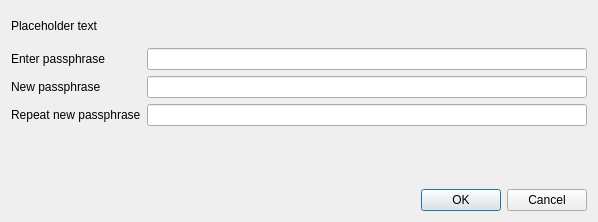
Above: src/qt/forms/askpassphrasedialog.ui from duality-solutions/Dynamic before the change. Below: the same form after it.
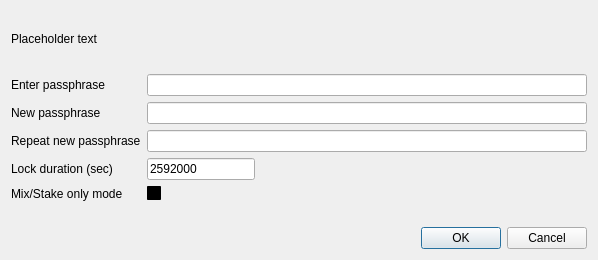
That is the form after the change.

Commit message: [Qt] Unlock for Mix/Stake only

```diff
--- a/src/qt/forms/askpassphrasedialog.ui
+++ b/src/qt/forms/askpassphrasedialog.ui
@@ -7,7 +7,7 @@
     <x>0</x>
     <y>0</y>
     <width>598</width>
-    <height>222</height>
+    <height>260</height>
    </rect>
   </property>
   <property name="sizePolicy">
@@ -92,7 +92,456 @@
        </property>
       </widget>
      </item>
+     <item row="3" column="0">
+      <widget class="QLabel" name="passLabelDuration">
+       <property name="text">
+        <string>Lock duration (sec)</string>
+       </property>
+      </widget>
+     </item>
      <item row="3" column="1">
+      <widget class="QLineEdit" name="passEditDuration">
+       <property name="sizePolicy">
+        <sizepolicy hsizetype="Maximum" vsizetype="Fixed">
+         <horstretch>0</horstretch>
+         <verstretch>0</verstretch>
+        </sizepolicy>
+       </property>
+       <property name="text">
+        <string>2592000</string>
+       </property>
+      </widget>
+     </item>
+     <item row="4" column="0">
+      <widget class="QLabel" name="passLabelMixStakeOnly">
+       <property name="text">
+        <string>Mix/Stake only mode</string>
+       </property>
+      </widget>
+     </item>
+     <item row="4" column="1">
+      <widget class="QCheckBox" name="passCheckBoxMixStakeOnly">
+       <property name="palette">
+        <palette>
+         <active>
+          <colorrole role="WindowText">
+           <brush brushstyle="SolidPattern">
+            <color alpha="255">
+             <red>255</red>
+             <green>255</green>
+             <blue>255</blue>
+            </color>
+           </brush>
+          </colorrole>
+          <colorrole role="Button">
+           <brush brushstyle="SolidPattern">
+            <color alpha="255">
+             <red>0</red>
+             <green>0</green>
+             <blue>0</blue>
+            </color>
+           </brush>
+          </colorrole>
+          <colorrole role="Light">
+           <brush brushstyle="SolidPattern">
+            <color alpha="255">
+             <red>0</red>
+             <green>0</green>
+             <blue>0</blue>
+            </color>
+           </brush>
+          </colorrole>
+          <colorrole role="Midlight">
+           <brush brushstyle="SolidPattern">
+            <color alpha="255">
+             <red>0</red>
+             <green>0</green>
+             <blue>0</blue>
+            </color>
+           </brush>
+          </colorrole>
+          <colorrole role="Dark">
+           <brush brushstyle="SolidPattern">
+            <color alpha="255">
+             <red>0</red>
+             <green>0</green>
+             <blue>0</blue>
+            </color>
+           </brush>
+          </colorrole>
+          <colorrole role="Mid">
+           <brush brushstyle="SolidPattern">
+            <color alpha="255">
+             <red>0</red>
+             <green>0</green>
+             <blue>0</blue>
+            </color>
+           </brush>
+          </colorrole>
+          <colorrole role="Text">
+           <brush brushstyle="SolidPattern">
+            <color alpha="255">
+             <red>255</red>
+             <green>255</green>
+             <blue>255</blue>
+            </color>
+           </brush>
+          </colorrole>
+          <colorrole role="BrightText">
+           <brush brushstyle="SolidPattern">
+            <color alpha="255">
+             <red>255</red>
+             <green>255</green>
+             <blue>255</blue>
+            </color>
+           </brush>
+          </colorrole>
+          <colorrole role="ButtonText">
+           <brush brushstyle="SolidPattern">
+            <color alpha="255">
+             <red>255</red>
+             <green>255</green>
+             <blue>255</blue>
+            </color>
+           </brush>
+          </colorrole>
+          <colorrole role="Base">
+           <brush brushstyle="SolidPattern">
+            <color alpha="255">
+             <red>0</red>
+             <green>0</green>
+             <blue>0</blue>
+            </color>
+           </brush>
+          </colorrole>
+          <colorrole role="Window">
+           <brush brushstyle="SolidPattern">
+            <color alpha="255">
+             <red>0</red>
+             <green>0</green>
+             <blue>0</blue>
+            </color>
+           </brush>
+          </colorrole>
+          <colorrole role="Shadow">
+           <brush brushstyle="SolidPattern">
+            <color alpha="255">
+             <red>0</red>
+             <green>0</green>
+             <blue>0</blue>
+            </color>
+           </brush>
+          </colorrole>
+          <colorrole role="AlternateBase">
+           <brush brushstyle="SolidPattern">
+            <color alpha="255">
+             <red>0</red>
+             <green>0</green>
+             <blue>0</blue>
+            </color>
+           </brush>
+          </colorrole>
+          <colorrole role="ToolTipBase">
+           <brush brushstyle="SolidPattern">
+            <color alpha="255">
+             <red>255</red>
+             <green>255</green>
+             <blue>220</blue>
+            </color>
+           </brush>
+          </colorrole>
+          <colorrole role="ToolTipText">
+           <brush brushstyle="SolidPattern">
+            <color alpha="255">
+             <red>0</red>
+             <green>0</green>
+             <blue>0</blue>
+            </color>
+           </brush>
+          </colorrole>
+         </active>
+         <inactive>
+          <colorrole role="WindowText">
+           <brush brushstyle="SolidPattern">
+            <color alpha="255">
+             <red>255</red>
+             <green>255</green>
+             <blue>255</blue>
+            </color>
+           </brush>
+          </colorrole>
+          <colorrole role="Button">
+           <brush brushstyle="SolidPattern">
+            <color alpha="255">
+             <red>0</red>
+             <green>0</green>
+             <blue>0</blue>
+            </color>
+           </brush>
+          </colorrole>
+          <colorrole role="Light">
+           <brush brushstyle="SolidPattern">
+            <color alpha="255">
+             <red>0</red>
+             <green>0</green>
+             <blue>0</blue>
+            </color>
+           </brush>
+          </colorrole>
+          <colorrole role="Midlight">
+           <brush brushstyle="SolidPattern">
+            <color alpha="255">
+             <red>0</red>
+             <green>0</green>
+             <blue>0</blue>
+            </color>
+           </brush>
+          </colorrole>
+          <colorrole role="Dark">
+           <brush brushstyle="SolidPattern">
+            <color alpha="255">
+             <red>0</red>
+             <green>0</green>
+             <blue>0</blue>
+            </color>
+           </brush>
+          </colorrole>
+          <colorrole role="Mid">
+           <brush brushstyle="SolidPattern">
+            <color alpha="255">
+             <red>0</red>
+             <green>0</green>
+             <blue>0</blue>
+            </color>
+           </brush>
+          </colorrole>
+          <colorrole role="Text">
+           <brush brushstyle="SolidPattern">
+            <color alpha="255">
+             <red>255</red>
+             <green>255</green>
+             <blue>255</blue>
+            </color>
+           </brush>
+          </colorrole>
+          <colorrole role="BrightText">
+           <brush brushstyle="SolidPattern">
+            <color alpha="255">
+             <red>255</red>
+             <green>255</green>
+             <blue>255</blue>
+            </color>
+           </brush>
+          </colorrole>
+          <colorrole role="ButtonText">
+           <brush brushstyle="SolidPattern">
+            <color alpha="255">
+             <red>255</red>
+             <green>255</green>
+             <blue>255</blue>
+            </color>
+           </brush>
+          </colorrole>
+          <colorrole role="Base">
+           <brush brushstyle="SolidPattern">
+            <color alpha="255">
+             <red>0</red>
+             <green>0</green>
+             <blue>0</blue>
+            </color>
+           </brush>
+          </colorrole>
+          <colorrole role="Window">
+           <brush brushstyle="SolidPattern">
+            <color alpha="255">
+             <red>0</red>
+             <green>0</green>
+             <blue>0</blue>
+            </color>
+           </brush>
+          </colorrole>
+          <colorrole role="Shadow">
+           <brush brushstyle="SolidPattern">
+            <color alpha="255">
+             <red>0</red>
+             <green>0</green>
+             <blue>0</blue>
+            </color>
+           </brush>
+          </colorrole>
+          <colorrole role="AlternateBase">
+           <brush brushstyle="SolidPattern">
+            <color alpha="255">
+             <red>0</red>
+             <green>0</green>
+             <blue>0</blue>
+            </color>
+           </brush>
+          </colorrole>
+          <colorrole role="ToolTipBase">
+           <brush brushstyle="SolidPattern">
+            <color alpha="255">
+             <red>255</red>
+             <green>255</green>
+             <blue>220</blue>
+            </color>
+           </brush>
+          </colorrole>
+          <colorrole role="ToolTipText">
+           <brush brushstyle="SolidPattern">
+            <color alpha="255">
+             <red>0</red>
+             <green>0</green>
+             <blue>0</blue>
+            </color>
+           </brush>
+          </colorrole>
+         </inactive>
+         <disabled>
+          <colorrole role="WindowText">
+           <brush brushstyle="SolidPattern">
+            <color alpha="255">
+             <red>0</red>
+             <green>0</green>
+             <blue>0</blue>
+            </color>
+           </brush>
+          </colorrole>
+          <colorrole role="Button">
+           <brush brushstyle="SolidPattern">
+            <color alpha="255">
+             <red>0</red>
+             <green>0</green>
+             <blue>0</blue>
+            </color>
+           </brush>
+          </colorrole>
+          <colorrole role="Light">
+           <brush brushstyle="SolidPattern">
+            <color alpha="255">
+             <red>0</red>
+             <green>0</green>
+             <blue>0</blue>
+            </color>
+           </brush>
+          </colorrole>
+          <colorrole role="Midlight">
+           <brush brushstyle="SolidPattern">
+            <color alpha="255">
+             <red>0</red>
+             <green>0</green>
+             <blue>0</blue>
+            </color>
+           </brush>
+          </colorrole>
+          <colorrole role="Dark">
+           <brush brushstyle="SolidPattern">
+            <color alpha="255">
+             <red>0</red>
+             <green>0</green>
+             <blue>0</blue>
+            </color>
+           </brush>
+          </colorrole>
+          <colorrole role="Mid">
+           <brush brushstyle="SolidPattern">
+            <color alpha="255">
+             <red>0</red>
+             <green>0</green>
+             <blue>0</blue>
+            </color>
+           </brush>
+          </colorrole>
+          <colorrole role="Text">
+           <brush brushstyle="SolidPattern">
+            <color alpha="255">
+             <red>0</red>
+             <green>0</green>
+             <blue>0</blue>
+            </color>
+           </brush>
+          </colorrole>
+          <colorrole role="BrightText">
+           <brush brushstyle="SolidPattern">
+            <color alpha="255">
+             <red>255</red>
+             <green>255</green>
+             <blue>255</blue>
+            </color>
+           </brush>
+          </colorrole>
+          <colorrole role="ButtonText">
+           <brush brushstyle="SolidPattern">
+            <color alpha="255">
+             <red>0</red>
+             <green>0</green>
+             <blue>0</blue>
+            </color>
+           </brush>
+          </colorrole>
+          <colorrole role="Base">
+           <brush brushstyle="SolidPattern">
+            <color alpha="255">
+             <red>0</red>
+             <green>0</green>
+             <blue>0</blue>
+            </color>
+           </brush>
+          </colorrole>
+          <colorrole role="Window">
+           <brush brushstyle="SolidPattern">
+            <color alpha="255">
+             <red>0</red>
+             <green>0</green>
+             <blue>0</blue>
+            </color>
+           </brush>
+          </colorrole>
+          <colorrole role="Shadow">
+           <brush brushstyle="SolidPattern">
+            <color alpha="255">
+             <red>0</red>
+             <green>0</green>
+             <blue>0</blue>
+            </color>
+           </brush>
+          </colorrole>
+          <colorrole role="AlternateBase">
+           <brush brushstyle="SolidPattern">
+            <color alpha="255">
+             <red>0</red>
+             <green>0</green>
+             <blue>0</blue>
+            </color>
+           </brush>
+          </colorrole>
+          <colorrole role="ToolTipBase">
+           <brush brushstyle="SolidPattern">
+            <color alpha="255">
+             <red>255</red>
+             <green>255</green>
+             <blue>220</blue>
+            </color>
+           </brush>
+          </colorrole>
+          <colorrole role="ToolTipText">
+           <brush brushstyle="SolidPattern">
+            <color alpha="255">
+             <red>0</red>
+             <green>0</green>
+             <blue>0</blue>
+            </color>
+           </brush>
+          </colorrole>
+         </disabled>
+        </palette>
+       </property>
+       <property name="text">
+        <string/>
+       </property>
+      </widget>
+     </item>
+     <item row="5" column="0">
       <widget class="QLabel" name="capsLabel">
        <property name="font">
         <font>
@@ -110,13 +559,6 @@
      </item>
     </layout>
    </item>
-   <item>
-    <widget class="QLabel" name="statuslabel">
-     <property name="text">
-      <string/>
-     </property>
-    </widget>
-   </item>
    <item>
     <widget class="QDialogButtonBox" name="buttonBox">
      <property name="orientation">
```
Left out of the diff: 16 changed lines with no effect on the pictures. The commit also changes 11 other files.
